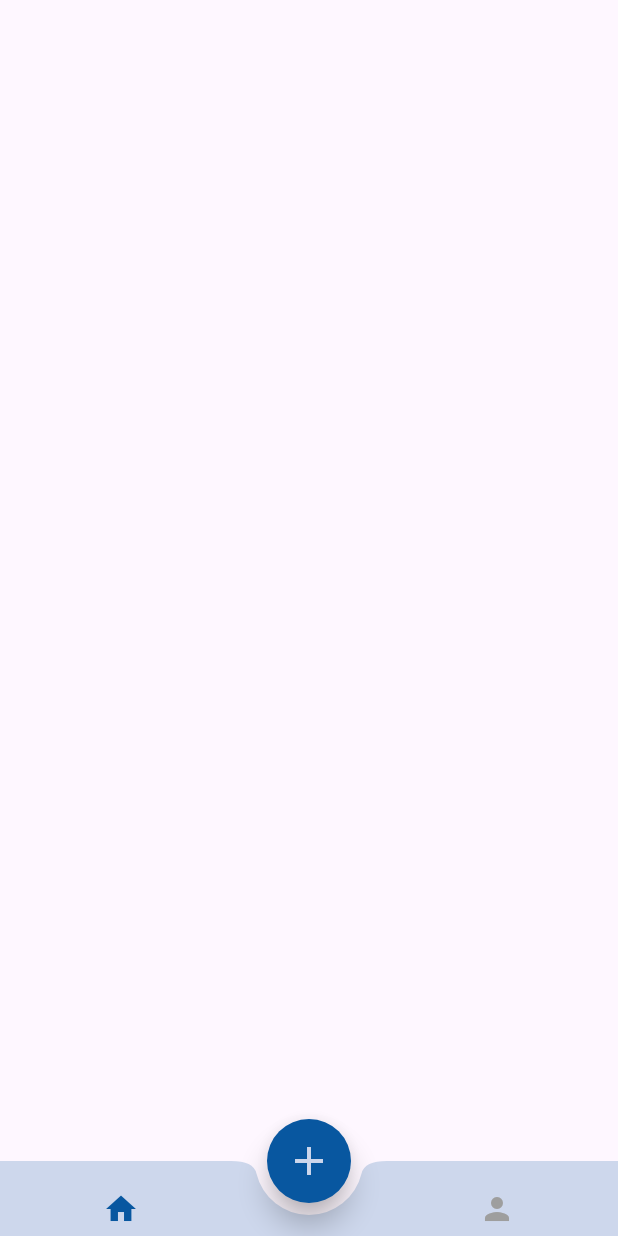
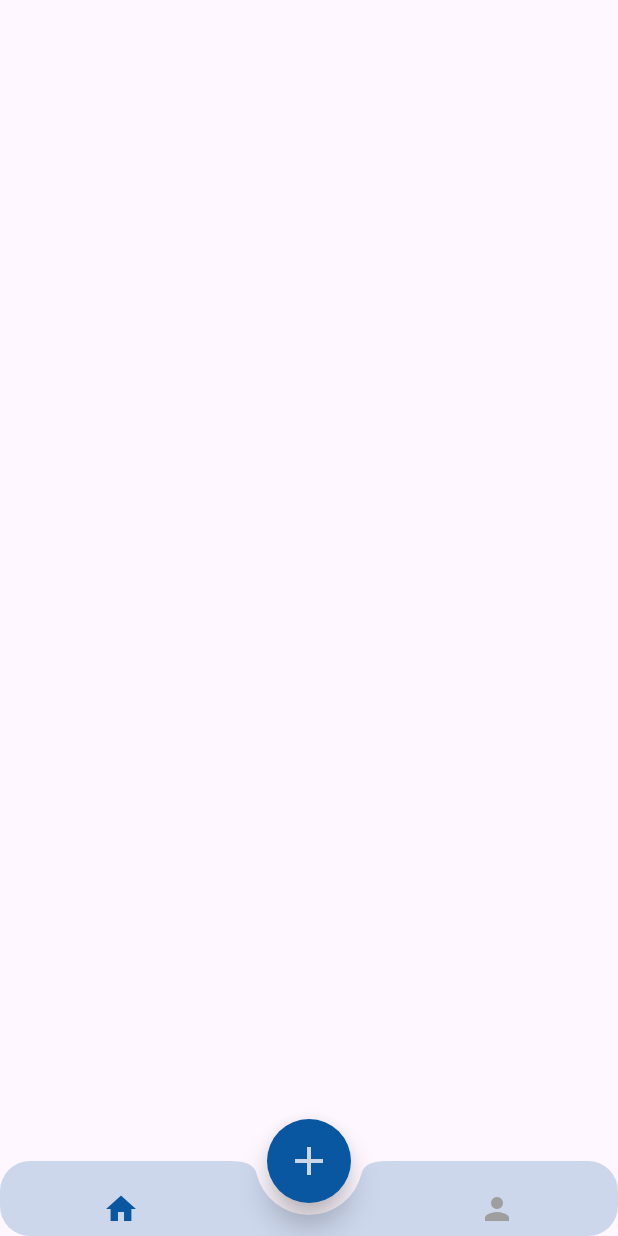
Before and after one commit to iMarinaAdel/Taskati-App, a Flutter app: the MainScreen screen opened directly, on a phone screen of 412 x 824 dp. Run offline on Flutter 3.47's test engine with Material 3 defaults, Android fonts, the phone set to English and light mode, and no system bars; our stand-ins replace image_picker, lottie; missing offline and left inert: flutter_gap.

```diff
--- a/lib/core/extentions/app_navigation.dart
+++ b/lib/core/extentions/app_navigation.dart
@@ -12,7 +12,7 @@ class AppNavigation {
     );
   }
 
-  static void pushRemoveUntil(BuildContext context, Widget newPage) {
+  static void pushAndRemoveUntil(BuildContext context, Widget newPage) {
     Navigator.pushAndRemoveUntil(
       context,
       MaterialPageRoute(builder: (context) => newPage),
--- a/lib/feature/home/pages/home_page.dart
+++ /dev/null
@@ -1,10 +0,0 @@
-import 'package:flutter/material.dart';
-
-class HomePage extends StatelessWidget {
-  const HomePage({super.key});
-
-  @override
-  Widget build(BuildContext context) {
-    return Container();
-  }
-}
--- /dev/null
+++ b/lib/feature/home/pages/home_screen.dart
@@ -0,0 +1,10 @@
+import 'package:flutter/material.dart';
+
+class HomeScreen extends StatelessWidget {
+  const HomeScreen({super.key});
+
+  @override
+  Widget build(BuildContext context) {
+    return Scaffold();
+  }
+}
--- a/lib/feature/main_screen.dart/main_screen.dart
+++ b/lib/feature/main_screen.dart/main_screen.dart
@@ -1,18 +1,20 @@
 import 'package:flutter/material.dart';
 import 'package:taskati/core/utils/AppColors.dart';
-import 'package:taskati/feature/home/pages/home_page.dart';
+import 'package:taskati/feature/home/pages/home_screen.dart';
+import 'package:taskati/feature/profile/profile_screen.dart';
 
 class MainScreen extends StatefulWidget {
   const MainScreen({super.key});
 
   @override
+  // ignore: library_private_types_in_public_api
   _MainScreenState createState() => _MainScreenState();
 }
 
 class _MainScreenState extends State<MainScreen> {
   int currentIndex = 0;
 
-  List<Widget> screens = [HomePage(), Center(child: Text("Profile Screen"))];
+  List<Widget> screens = [HomeScreen(), ProfileScreen()];
 
   @override
   Widget build(BuildContext context) {
@@ -28,7 +30,9 @@ class _MainScreenState extends State<MainScreen> {
       ),
       floatingActionButtonLocation: FloatingActionButtonLocation.centerDocked,
 
-      bottomNavigationBar: BottomAppBar(
+      bottomNavigationBar: ClipRRect(
+        borderRadius: BorderRadiusGeometry.circular(20),
+        child: BottomAppBar(
           height: 50,
           shape: const CircularNotchedRectangle(),
           notchMargin: 8,
@@ -40,7 +44,9 @@ class _MainScreenState extends State<MainScreen> {
               IconButton(
                 icon: Icon(
                   Icons.home,
-                color: currentIndex == 0 ? AppColors.primaryColor : Colors.grey,
+                  color: currentIndex == 0
+                      ? AppColors.primaryColor
+                      : Colors.grey,
                 ),
                 onPressed: () {
                   setState(() {
@@ -52,17 +58,20 @@ class _MainScreenState extends State<MainScreen> {
               IconButton(
                 icon: Icon(
                   Icons.person,
-                color: currentIndex == 1 ? AppColors.primaryColor : Colors.grey,
+                  color: currentIndex == 1
+                      ? AppColors.primaryColor
+                      : Colors.grey,
                 ),
                 onPressed: () {
                   setState(() {
-                  currentIndex = screens.length;
+                    currentIndex = 1;
                   });
                 },
               ),
             ],
           ),
         ),
+      ),
     );
   }
 }
```
Also changed, not shown: lib/feature/profile/profile_screen.dart (added, +75 -0 lines), lib/feature/uplaod/widgets/done_button.dart (+6 -10 lines). Lines whose indentation alone changed are shown as unchanged.
